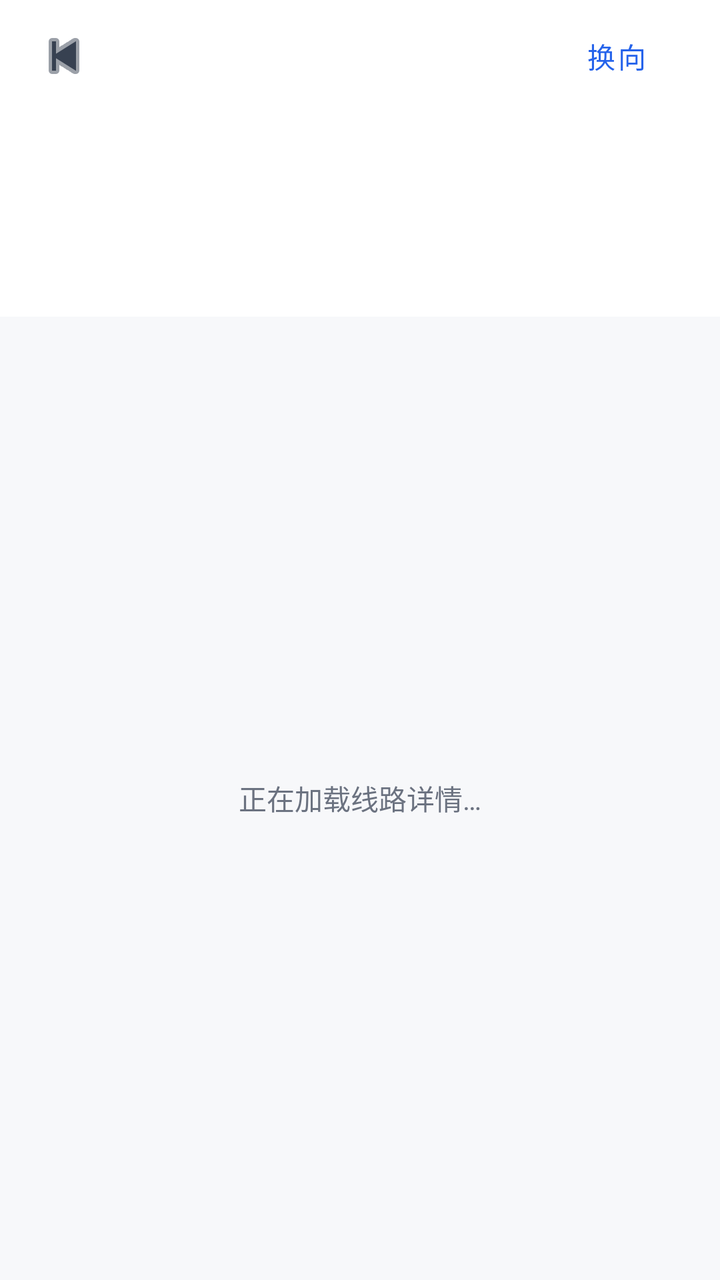
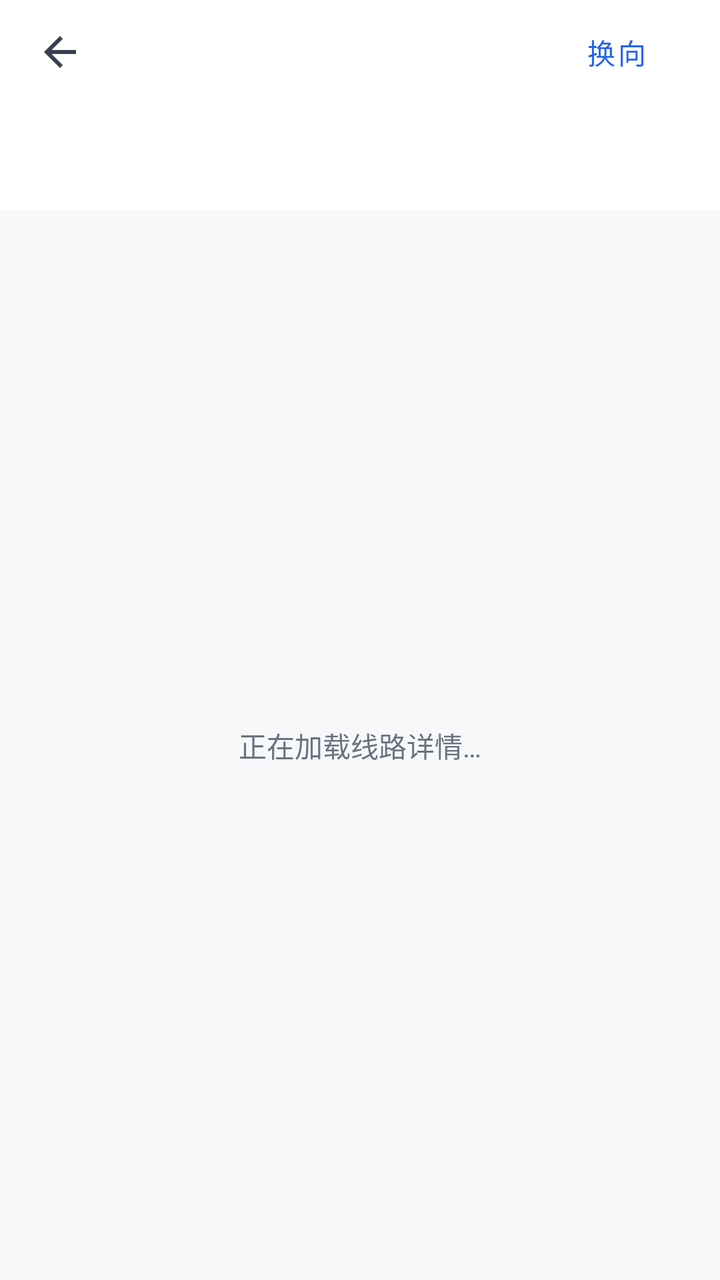

Before-and-after screenshots of an Android layout around one commit, followed by the original layout XML and the change that was made.
<!-- AndroidManifest.xml: application theme Theme.BandBus -->
<!-- res/layout/activity_line_detail.xml -->
<?xml version="1.0" encoding="utf-8"?>
<LinearLayout xmlns:android="http://schemas.android.com/apk/res/android"
    android:layout_width="match_parent" android:layout_height="match_parent"
    android:background="#F7F8FA" android:orientation="vertical">
    <LinearLayout android:layout_width="match_parent" android:layout_height="56dp"
        android:background="@android:color/white" android:gravity="center_vertical" android:paddingHorizontal="8dp">
        <ImageButton android:id="@+id/btnBack" android:layout_width="48dp" android:layout_height="48dp"
            android:background="?attr/selectableItemBackgroundBorderless" android:contentDescription="@string/action_back"
            android:src="@android:drawable/ic_media_previous" android:tint="#374151" />
        <TextView android:id="@+id/lineTitle" android:layout_width="0dp" android:layout_height="wrap_content"
            android:layout_weight="1" android:textColor="#111827" android:textSize="20sp" android:textStyle="bold" />
        <com.google.android.material.button.MaterialButton android:id="@+id/btnDirection"
            style="@style/Widget.MaterialComponents.Button.TextButton" android:layout_width="wrap_content" android:layout_height="wrap_content"
            android:text="@string/action_switch_direction" />
    </LinearLayout>
    <LinearLayout android:layout_width="match_parent" android:layout_height="wrap_content" android:background="@android:color/white" android:orientation="vertical" android:padding="16dp">
        <TextView android:id="@+id/lineDirection" android:layout_width="match_parent" android:layout_height="wrap_content" android:textColor="#374151" android:textSize="16sp" />
        <TextView android:id="@+id/lineSchedule" android:layout_width="match_parent" android:layout_height="wrap_content" android:layout_marginTop="8dp" android:textColor="#6B7280" android:textSize="14sp" />
        <TextView android:id="@+id/lineComment" android:layout_width="match_parent" android:layout_height="wrap_content" android:layout_marginTop="4dp" android:textColor="#6B7280" android:textSize="13sp" />
    </LinearLayout>
    <TextView android:id="@+id/loading" android:layout_width="match_parent" android:layout_height="0dp" android:layout_weight="1" android:gravity="center" android:text="@string/line_detail_loading" android:textColor="#6B7280" />
    <androidx.recyclerview.widget.RecyclerView android:id="@+id/stationList" android:layout_width="match_parent" android:layout_height="0dp" android:layout_weight="1" android:padding="16dp" android:visibility="gone" />
</LinearLayout>
<!-- resources referenced by this layout -->
<resources>
  <string name="action_back">返回</string>
  <string name="action_switch_direction">换向</string>
  <string name="line_detail_loading">正在加载线路详情…</string>
  <style name="Theme.BandBus" parent="Theme.MaterialComponents.DayNight.NoActionBar">
          <item name="colorPrimary">@color/primary_blue</item>
          <item name="colorPrimaryVariant">@color/primary_blue_dark</item>
          <item name="colorOnPrimary">@color/white</item>
          <item name="colorSecondary">@color/teal_200</item>
          <item name="colorSecondaryVariant">@color/teal_700</item>
          <item name="colorOnSecondary">@color/black</item>
          <item name="android:statusBarColor" tools:targetApi="l">@color/primary_blue_dark</item>
          <item name="android:navigationBarColor">@color/white</item>
      </style>
  <color name="primary_blue">#2563EB</color>
  <color name="primary_blue_dark">#1D4ED8</color>
  <color name="white">#FFFFFFFF</color>
  <color name="teal_200">#FF03DAC5</color>
  <color name="teal_700">#FF018786</color>
  <color name="black">#FF000000</color>
</resources>

<!-- the commit's change to res/layout/activity_line_detail.xml (unified diff, before → after) -->
@@ -1,23 +1,21 @@
 <?xml version="1.0" encoding="utf-8"?>
-<LinearLayout xmlns:android="http://schemas.android.com/apk/res/android"
-    android:layout_width="match_parent" android:layout_height="match_parent"
-    android:background="#F7F8FA" android:orientation="vertical">
-    <LinearLayout android:layout_width="match_parent" android:layout_height="56dp"
-        android:background="@android:color/white" android:gravity="center_vertical" android:paddingHorizontal="8dp">
-        <ImageButton android:id="@+id/btnBack" android:layout_width="48dp" android:layout_height="48dp"
-            android:background="?attr/selectableItemBackgroundBorderless" android:contentDescription="@string/action_back"
-            android:src="@android:drawable/ic_media_previous" android:tint="#374151" />
-        <TextView android:id="@+id/lineTitle" android:layout_width="0dp" android:layout_height="wrap_content"
-            android:layout_weight="1" android:textColor="#111827" android:textSize="20sp" android:textStyle="bold" />
-        <com.google.android.material.button.MaterialButton android:id="@+id/btnDirection"
-            style="@style/Widget.MaterialComponents.Button.TextButton" android:layout_width="wrap_content" android:layout_height="wrap_content"
-            android:text="@string/action_switch_direction" />
+<LinearLayout xmlns:android="http://schemas.android.com/apk/res/android" android:layout_width="match_parent" android:layout_height="match_parent" android:background="#F7F8FA" android:orientation="vertical">
+    <LinearLayout android:layout_width="match_parent" android:layout_height="52dp" android:background="@android:color/white" android:gravity="center_vertical" android:paddingHorizontal="8dp">
+        <ImageButton android:id="@+id/btnBack" android:layout_width="44dp" android:layout_height="44dp" android:background="?attr/selectableItemBackgroundBorderless" android:contentDescription="@string/action_back" android:src="@drawable/ic_arrow_back_24" android:tint="#374151" />
+        <TextView android:id="@+id/lineTitle" android:layout_width="0dp" android:layout_height="wrap_content" android:layout_weight="1" android:textColor="#111827" android:textSize="20sp" android:textStyle="bold" />
+        <com.google.android.material.button.MaterialButton android:id="@+id/btnDirection" style="@style/Widget.MaterialComponents.Button.TextButton" android:layout_width="wrap_content" android:layout_height="wrap_content" android:minHeight="44dp" android:text="换向" />
     </LinearLayout>
-    <LinearLayout android:layout_width="match_parent" android:layout_height="wrap_content" android:background="@android:color/white" android:orientation="vertical" android:padding="16dp">
-        <TextView android:id="@+id/lineDirection" android:layout_width="match_parent" android:layout_height="wrap_content" android:textColor="#374151" android:textSize="16sp" />
-        <TextView android:id="@+id/lineSchedule" android:layout_width="match_parent" android:layout_height="wrap_content" android:layout_marginTop="8dp" android:textColor="#6B7280" android:textSize="14sp" />
-        <TextView android:id="@+id/lineComment" android:layout_width="match_parent" android:layout_height="wrap_content" android:layout_marginTop="4dp" android:textColor="#6B7280" android:textSize="13sp" />
+    <LinearLayout android:layout_width="match_parent" android:layout_height="wrap_content" android:background="@android:color/white" android:orientation="vertical" android:paddingHorizontal="16dp" android:paddingBottom="10dp">
+        <TextView android:id="@+id/lineDirection" android:layout_width="match_parent" android:layout_height="wrap_content" android:ellipsize="end" android:maxLines="1" android:textColor="#374151" android:textSize="16sp" />
+        <LinearLayout android:layout_width="match_parent" android:layout_height="wrap_content" android:layout_marginTop="4dp" android:orientation="horizontal">
+            <TextView android:id="@+id/lineSchedule" android:layout_width="0dp" android:layout_height="wrap_content" android:layout_weight="1" android:textColor="#6B7280" android:textSize="13sp" />
+            <TextView android:id="@+id/lineComment" android:layout_width="wrap_content" android:layout_height="wrap_content" android:textColor="#6B7280" android:textSize="13sp" />
+        </LinearLayout>
+        <LinearLayout android:id="@+id/realtimePanel" android:layout_width="match_parent" android:layout_height="40dp" android:layout_marginTop="8dp" android:background="@drawable/bg_line_realtime" android:gravity="center_vertical" android:orientation="horizontal" android:paddingHorizontal="10dp" android:visibility="gone">
+            <ImageView android:layout_width="20dp" android:layout_height="20dp" android:contentDescription="@null" android:src="@drawable/ic_bus" />
+            <TextView android:id="@+id/realtime" android:layout_width="0dp" android:layout_height="wrap_content" android:layout_marginStart="8dp" android:layout_weight="1" android:ellipsize="end" android:maxLines="1" android:textColor="#047857" android:textSize="14sp" android:textStyle="bold" />
+        </LinearLayout>
     </LinearLayout>
     <TextView android:id="@+id/loading" android:layout_width="match_parent" android:layout_height="0dp" android:layout_weight="1" android:gravity="center" android:text="@string/line_detail_loading" android:textColor="#6B7280" />
-    <androidx.recyclerview.widget.RecyclerView android:id="@+id/stationList" android:layout_width="match_parent" android:layout_height="0dp" android:layout_weight="1" android:padding="16dp" android:visibility="gone" />
+    <androidx.recyclerview.widget.RecyclerView android:id="@+id/stationList" android:layout_width="match_parent" android:layout_height="0dp" android:layout_weight="1" android:clipToPadding="false" android:paddingHorizontal="16dp" android:paddingVertical="8dp" android:visibility="gone" />
 </LinearLayout>
<!-- resource entries referenced after the edit -->
@@ -1,7 +1,35 @@
 <!-- resources referenced by this layout -->
 <resources>
+  <!-- drawable bg_line_realtime (drawable) -->
+  <?xml version="1.0" encoding="utf-8"?>
+  <shape xmlns:android="http://schemas.android.com/apk/res/android">
+      <solid android:color="#ECFDF5" />
+      <corners android:radius="8dp" />
+      <stroke android:width="1dp" android:color="#A7F3D0" />
+  </shape>
+  <!-- drawable ic_arrow_back_24 (drawable) -->
+  <?xml version="1.0" encoding="utf-8"?>
+  <vector xmlns:android="http://schemas.android.com/apk/res/android"
+      android:width="24dp"
+      android:height="24dp"
+      android:viewportWidth="24"
+      android:viewportHeight="24">
+      <path
+          android:fillColor="#FF1F2937"
+          android:pathData="M20,11H7.83l5.59,-5.59L12,4l-8,8 8,8 1.41,-1.41L7.83,13H20v-2z" />
+  </vector>
+  <!-- drawable ic_bus (drawable) -->
+  <?xml version="1.0" encoding="utf-8"?>
+  <vector xmlns:android="http://schemas.android.com/apk/res/android"
+      android:width="24dp"
+      android:height="24dp"
+      android:viewportWidth="24"
+      android:viewportHeight="24">
+      <path
+          android:fillColor="#FF38A3FF"
+          android:pathData="M4,16c0,0.88 0.39,1.67 1,2.22V20c0,0.55 0.45,1 1,1h1c0.55,0 1,-0.45 1,-1v-1h8v1c0,0.55 0.45,1 1,1h1c0.55,0 1,-0.45 1,-1v-1.78c0.61,-0.55 1,-1.34 1,-2.22V6c0,-3.5 -3.58,-4 -8,-4S4,2.5 4,6v10zM7.5,17C6.67,17 6,16.33 6,15.5S6.67,14 7.5,14 9,14.67 9,15.5 8.33,17 7.5,17zM16.5,17c-0.83,0 -1.5,-0.67 -1.5,-1.5s0.67,-1.5 1.5,-1.5 1.5,0.67 1.5,1.5 -0.67,1.5 -1.5,1.5zM18,11H6V6h12v5z" />
+  </vector>
   <string name="action_back">返回</string>
-  <string name="action_switch_direction">换向</string>
   <string name="line_detail_loading">正在加载线路详情…</string>
   <style name="Theme.BandBus" parent="Theme.MaterialComponents.DayNight.NoActionBar">
           <item name="colorPrimary">@color/primary_blue</item>
